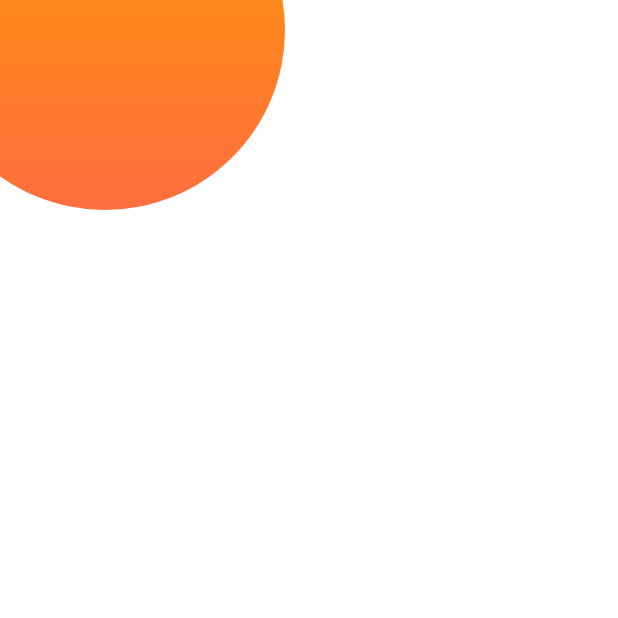
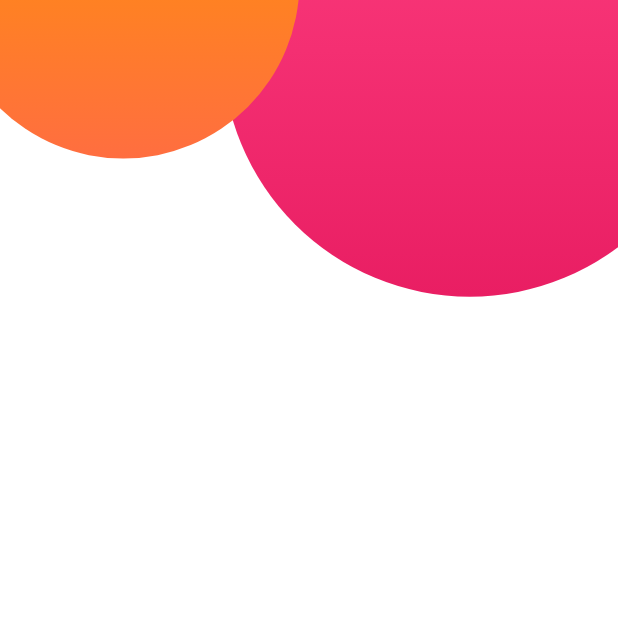
Before and after one commit to LuisNorberto1998/UI_Adaptables, a Flutter app: the screen it shows after launch, on a phone screen of 412 x 824 dp, the top half of it. Run offline on Flutter 3.47's test engine with Material 2 defaults, Android fonts, the phone set to English and light mode, and no system bars.

Commit message:
Uso de MediaQuery para obener el tamaño del dispositivo y asignarlo a los widgets

```diff
--- a/flutter_api_rest/lib/pages/home_page.dart
+++ b/flutter_api_rest/lib/pages/home_page.dart
@@ -9,6 +9,9 @@ class HomePage extends StatefulWidget {
 class _HomePageState extends State<HomePage> {
   @override
   Widget build(BuildContext context) {
+    final Size size = MediaQuery.of(context).size;
+    final double pinkSize = size.width * 0.8;
+    final double orangeSize = size.width * 0.57;
     return Scaffold(
       body: Container(
         width: double.infinity,
@@ -17,13 +20,27 @@ class _HomePageState extends State<HomePage> {
         child: Stack(
           children: <Widget>[
             Positioned(
-              left: -50,
-              top: -100,
-              child: Circle(size: 240, colors: [
-                Colors.orange,
-                Colors.deepOrangeAccent,
-
-              ],),)
+              top: -pinkSize * 0.4,
+              right: -pinkSize * 0.2,
+              child: Circle(
+                size: pinkSize,
+                colors: [
+                  Colors.pinkAccent,
+                  Colors.pink,
+                ],
+              ),
+            ),
+            Positioned(
+              top: -orangeSize * 0.55,
+              left: -orangeSize * 0.15,
+              child: Circle(
+                size: orangeSize,
+                colors: [
+                  Colors.orange,
+                  Colors.deepOrangeAccent,
+                ],
+              ),
+            ),
           ],
         ),
       ),
```
